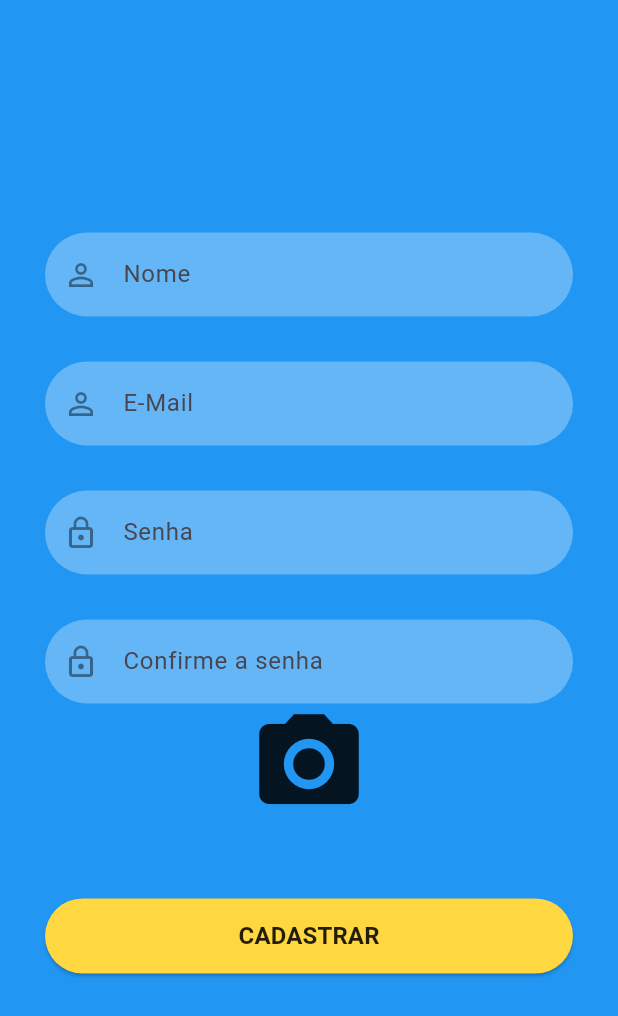
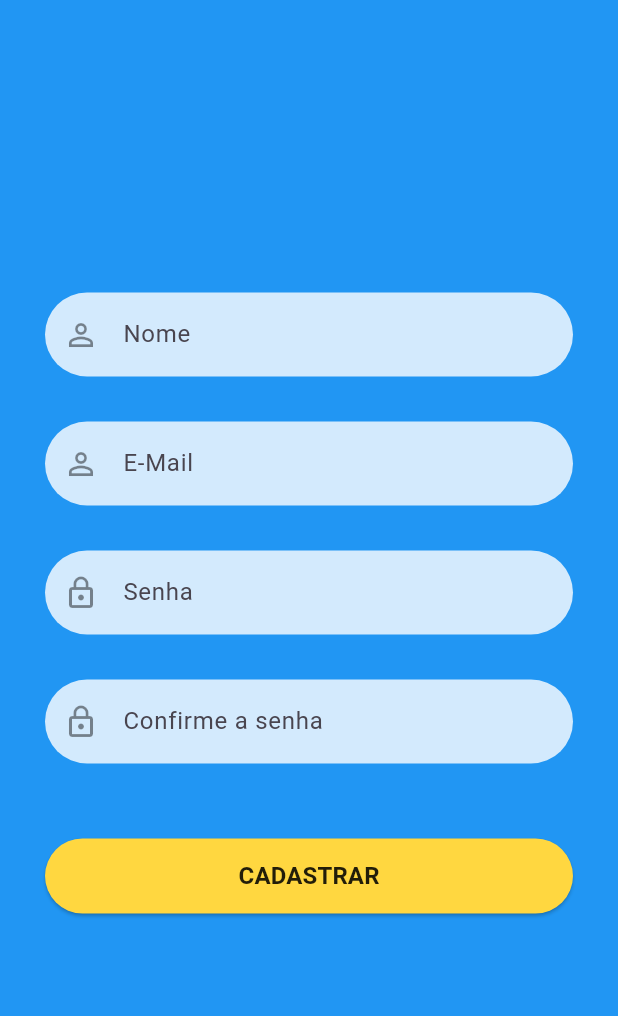
Before and after one commit to Aledsilva/teste_login_flutter, a Flutter app: the screen it shows after launch, after a tap on "Cadastre-se", on a phone screen of 412 x 824 dp. Shown: the top 1016 px of the screen. Run offline on Flutter 3.47's test engine with Material 3 defaults, Android fonts, the light colour scheme and no system bars; our stand-ins replace cloud_firestore, firebase_auth, firebase_core; accounts and stored records are empty; network calls fail.

Commit message:
Alterações de layout e inclusão da snackbar

```diff
--- a/lib/pages/login_page.dart
+++ b/lib/pages/login_page.dart
@@ -15,7 +15,20 @@ class _LoginPageState extends State<LoginPage> {
   final TextEditingController _login_password_controller =
       TextEditingController();
 
-  handleSubmit() async {}
+  signIn() {
+    FirebaseAuth.instance
+        .signInWithEmailAndPassword(
+            email: _login_email_controller.text,
+            password: _login_password_controller.text)
+        .then((value) {
+      print("O OUSADO LOGOU");
+      Navigator.pushReplacementNamed(context, '/home-page');
+    }).onError((error, stackTrace) {
+      const text = 'Preencha os campos corretamente';
+      final snackBar = const SnackBar(content: Text(text));
+      ScaffoldMessenger.of(context).showSnackBar(snackBar);
+    });
+  }
 
   @override
   Widget build(BuildContext context) {
@@ -40,30 +53,29 @@ class _LoginPageState extends State<LoginPage> {
                   height: 30,
                 ),
                 sharedButton(context, "ENTRAR", () {
-                  FirebaseAuth.instance
-                      .signInWithEmailAndPassword(
-                          email: _login_email_controller.text,
-                          password: _login_password_controller.text)
-                      .then((value) {
-                    print("O OUSADO LOGOU");
-                    Navigator.pushReplacementNamed(context, '/home-page');
-                  }).onError((error, stackTrace) {
-                    print("DEU RUIM: ${error.toString()}");
-                  });
-
-                  print("TESTANDO");
+                  signIn();
                 }),
                 const SizedBox(
                   height: 30,
+                ),
+                Row(
+                  mainAxisAlignment: MainAxisAlignment.center,
+                  children: [
+                    const Text(
+                      "Ainda não tem uma conta?",
+                      style: TextStyle(color: Colors.white),
                     ),
                     InkWell(
                       onTap: () {
                         Navigator.pushNamed(context, '/register-page');
                       },
                       child: const Text(
-                    'Cadastre-se',
-                    style: TextStyle(color: Colors.white, fontSize: 20),
+                        ' Cadastre-se',
+                        style: TextStyle(
+                            color: Colors.white, fontWeight: FontWeight.bold),
                       ),
+                    )
+                  ],
                 )
               ],
             ),
--- a/lib/pages/register_page.dart
+++ b/lib/pages/register_page.dart
@@ -55,7 +55,9 @@ class _RegisterPageState extends State<RegisterPage> {
         _confirmPasswordController.text.trim()) {
       return true;
     } else {
-      print("Senhas diferentes");
+      final text = 'As senhas precisam ser iguais';
+      final snackBar = SnackBar(content: Text(text));
+      ScaffoldMessenger.of(context).showSnackBar(snackBar);
       return false;
     }
   }
@@ -90,13 +92,13 @@ class _RegisterPageState extends State<RegisterPage> {
                 ),
                 sharedTextField("Confirme a senha", Icons.lock_outline, true,
                     _confirmPasswordController),
-                InkWell(
-                  child: const Icon(
-                    Icons.photo_camera,
-                    size: 80,
-                  ),
-                  onTap: () {},
-                ),
+                // InkWell(
+                //   child: const Icon(
+                //     Icons.photo_camera,
+                //     size: 80,
+                //   ),
+                //   onTap: () {},
+                // ),
                 const SizedBox(
                   height: 20,
                 ),
--- a/lib/shared_widgets/shared_widgets.dart
+++ b/lib/shared_widgets/shared_widgets.dart
@@ -8,7 +8,7 @@ TextFormField sharedTextField(String text, IconData icon, bool isPasswordType,
     enableSuggestions: !isPasswordType,
     autocorrect: !isPasswordType,
     cursorColor: Colors.black45,
-    style: TextStyle(color: Colors.white.withOpacity(0.9)),
+    style: TextStyle(color: Colors.black45.withOpacity(0.9)),
     decoration: InputDecoration(
       prefixIcon: Icon(
         icon,
@@ -16,8 +16,10 @@ TextFormField sharedTextField(String text, IconData icon, bool isPasswordType,
       ),
       labelText: text,
       floatingLabelBehavior: FloatingLabelBehavior.auto,
+      floatingLabelStyle: const TextStyle(
+          color: Colors.black, fontWeight: FontWeight.bold, fontSize: 16),
       filled: true,
-      fillColor: Colors.white.withOpacity(0.3),
+      fillColor: Colors.white.withOpacity(0.8),
       border: OutlineInputBorder(
           borderRadius: BorderRadius.circular(30.0),
           borderSide: const BorderSide(width: 0, style: BorderStyle.none)),
```
Lines whose indentation alone changed are shown as unchanged.
